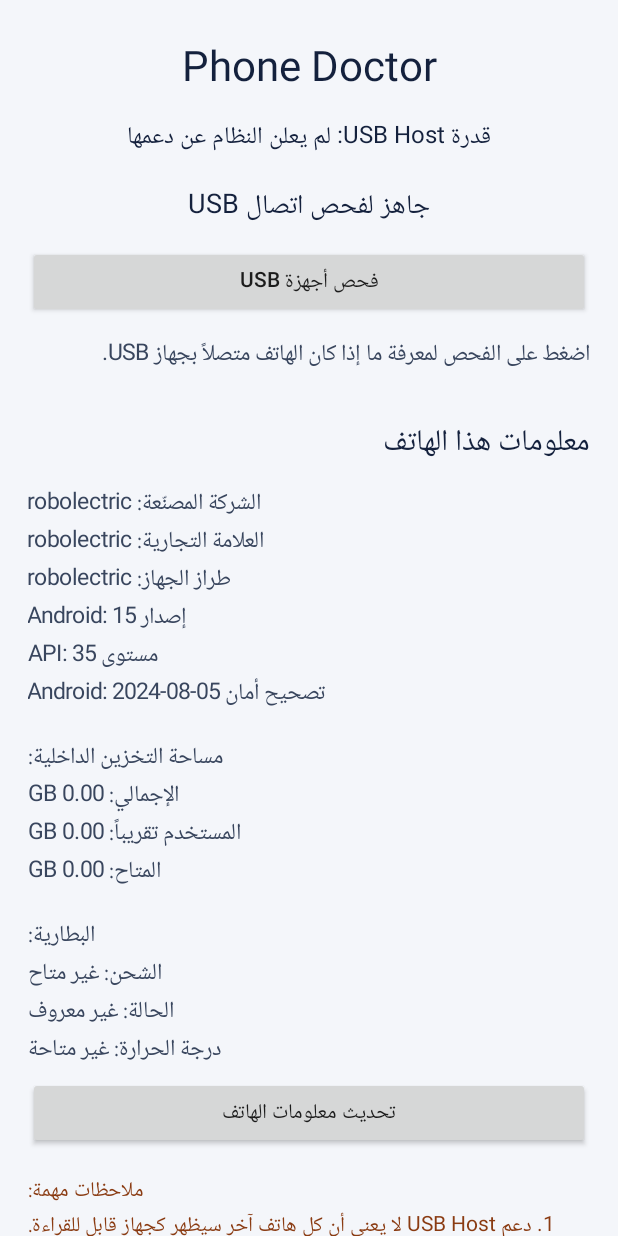
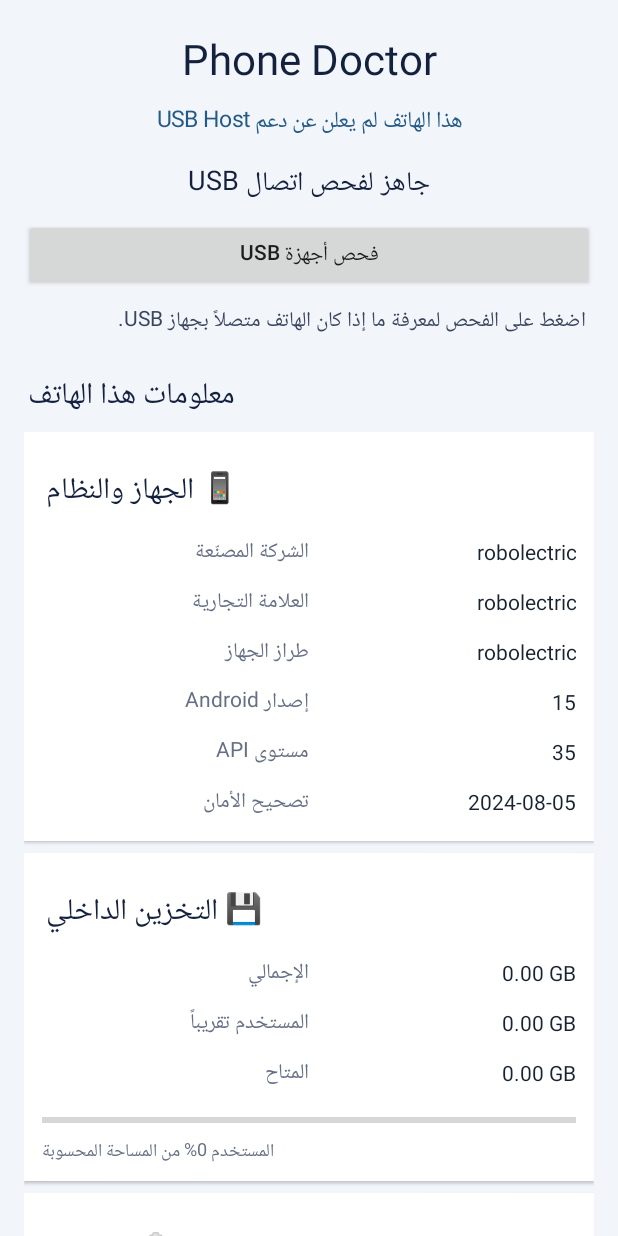
Before and after one commit to Salah1m/Phone-Doctor, an Android app: the screen it shows after launch (MainActivity), on a phone screen of 412 x 824 dp. Run offline under Robolectric (Android 15) with nearby library versions, the phone set to English and light mode, and no system bars.

Commit message:
Redesign diagnostics with clean info cards and indicators

```diff
--- a/app/src/main/java/com/phonedoctor/MainActivity.kt
+++ b/app/src/main/java/com/phonedoctor/MainActivity.kt
@@ -11,6 +11,7 @@ import android.view.Gravity
 import android.view.View
 import android.widget.Button
 import android.widget.LinearLayout
+import android.widget.ProgressBar
 import android.widget.ScrollView
 import android.widget.TextView
 import java.util.Locale
@@ -18,17 +19,16 @@ import java.util.Locale
 class MainActivity : Activity() {
     private lateinit var status: TextView
     private lateinit var details: TextView
-    private lateinit var capability: TextView
-    private lateinit var phoneInfo: TextView
+    private lateinit var phoneInfo: LinearLayout
 
     override fun onCreate(savedInstanceState: Bundle?) {
         super.onCreate(savedInstanceState)
 
         val root = LinearLayout(this).apply {
             orientation = LinearLayout.VERTICAL
-            setPadding(28, 36, 28, 28)
+            setPadding(24, 30, 24, 28)
             gravity = Gravity.CENTER_HORIZONTAL
-            setBackgroundColor(0xFFF4F6FA.toInt())
+            setBackgroundColor(0xFFF2F5FA.toInt())
         }
 
         val title = TextView(this).apply {
@@ -37,45 +37,35 @@ class MainActivity : Activity() {
             setTextColor(0xFF14213D.toInt())
             gravity = Gravity.CENTER
         }
-        capability = TextView(this).apply {
-            textSize = 16f
-            setPadding(0, 24, 0, 8)
-            setTextColor(0xFF14213D.toInt())
+        val capability = TextView(this).apply {
+            text = getUsbHostCapabilityText()
+            textSize = 15f
+            setPadding(0, 16, 0, 8)
+            setTextColor(0xFF245B86.toInt())
             gravity = Gravity.CENTER
-            text = getUsbHostCapabilityText()
         }
         status = TextView(this).apply {
             text = "جاهز لفحص اتصال USB"
             textSize = 18f
-            setPadding(0, 18, 0, 16)
+            setPadding(0, 12, 0, 12)
             setTextColor(0xFF14213D.toInt())
             gravity = Gravity.CENTER
         }
-
         val scanButton = Button(this).apply {
             text = "فحص أجهزة USB"
             setOnClickListener { scanUsbDevices() }
         }
-
         details = TextView(this).apply {
             text = "اضغط على الفحص لمعرفة ما إذا كان الهاتف متصلاً بجهاز USB."
-            textSize = 15f
+            textSize = 14f
             setTextColor(0xFF39465E.toInt())
-            setPadding(0, 18, 0, 20)
+            textDirection = View.TEXT_DIRECTION_RTL
+            setPadding(8, 12, 8, 12)
         }
 
-        val infoTitle = TextView(this).apply {
-            text = "معلومات هذا الهاتف"
-            textSize = 20f
-            setTextColor(0xFF14213D.toInt())
-            setPadding(0, 24, 0, 8)
-        }
-        phoneInfo = TextView(this).apply {
-            textDirection = View.TEXT_DIRECTION_RTL
-            textAlignment = View.TEXT_ALIGNMENT_VIEW_START
-            textSize = 15f
-            setTextColor(0xFF39465E.toInt())
-            setPadding(0, 8, 0, 8)
+        val infoTitle = sectionTitle("معلومات هذا الهاتف")
+        phoneInfo = LinearLayout(this).apply {
+            orientation = LinearLayout.VERTICAL
         }
         val refreshInfoButton = Button(this).apply {
             text = "تحديث معلومات الهاتف"
@@ -90,9 +80,9 @@ class MainActivity : Activity() {
                 "2. اكتشاف الهاتف لا يثبت سلامة اللوحة الأم.\n" +
                 "3. ظهور الجهاز لا يعني أن ملفاته أصبحت متاحة؛ ذلك يعتمد على وضع USB وموافقة الهاتف الآخر.\n" +
                 "4. لا يمكن للتطبيق تجاوز قفل الشاشة أو موافقات Android الأمنية."
-            textSize = 14f
+            textSize = 13f
             setTextColor(0xFF8A3B12.toInt())
-            setPadding(0, 24, 0, 0)
+            setPadding(8, 18, 8, 8)
         }
 
         root.addView(title)
@@ -109,20 +99,66 @@ class MainActivity : Activity() {
         showPhoneInfo()
     }
 
+    private fun sectionTitle(value: String): TextView = TextView(this).apply {
+        text = value
+        textSize = 20f
+        setTextColor(0xFF14213D.toInt())
+        gravity = Gravity.END
+        textDirection = View.TEXT_DIRECTION_RTL
+        setPadding(4, 20, 4, 10)
+    }
+
+    private fun makeCard(): LinearLayout = LinearLayout(this).apply {
+        orientation = LinearLayout.VERTICAL
+        setPadding(18, 14, 18, 14)
+        setBackgroundColor(0xFFFFFFFF.toInt())
+        elevation = 2f
+        layoutParams = LinearLayout.LayoutParams(
+            LinearLayout.LayoutParams.MATCH_PARENT,
+            LinearLayout.LayoutParams.WRAP_CONTENT
+        ).apply { bottomMargin = 12 }
+    }
+
+    private fun addInfoRow(card: LinearLayout, label: String, value: String) {
+        val row = LinearLayout(this).apply {
+            orientation = LinearLayout.HORIZONTAL
+            gravity = Gravity.CENTER_VERTICAL
+            setPadding(0, 7, 0, 7)
+        }
+        val labelView = TextView(this).apply {
+            text = label
+            textSize = 14f
+            setTextColor(0xFF667085.toInt())
+            textDirection = View.TEXT_DIRECTION_RTL
+        }
+        val valueView = TextView(this).apply {
+            text = value
+            textSize = 14f
+            setTextColor(0xFF182230.toInt())
+            gravity = Gravity.END
+            textAlignment = View.TEXT_ALIGNMENT_VIEW_END
+        }
+        row.addView(labelView, LinearLayout.LayoutParams(0, LinearLayout.LayoutParams.WRAP_CONTENT, 1f))
+        row.addView(valueView, LinearLayout.LayoutParams(0, LinearLayout.LayoutParams.WRAP_CONTENT, 1f))
+        card.addView(row)
+    }
+
     private fun getUsbHostCapabilityText(): String {
-        val supported = packageManager.hasSystemFeature(PackageManager.FEATURE_USB_HOST)
-        return if (supported) {
-            "قدرة USB Host: مدعومة على هذا الهاتف"
+        return if (packageManager.hasSystemFeature(PackageManager.FEATURE_USB_HOST)) {
+            "USB Host مدعوم على هذا الهاتف"
         } else {
-            "قدرة USB Host: لم يعلن النظام عن دعمها"
+            "هذا الهاتف لم يعلن عن دعم USB Host"
         }
     }
 
     private fun showPhoneInfo() {
+        phoneInfo.removeAllViews()
+
         val stat = StatFs(filesDir.absolutePath)
         val totalBytes = stat.totalBytes
         val availableBytes = stat.availableBytes
         val usedBytes = (totalBytes - availableBytes).coerceAtLeast(0L)
+        val usedPercent = if (totalBytes > 0) ((usedBytes * 100) / totalBytes).toInt().coerceIn(0, 100) else 0
 
         val battery = registerReceiver(null, android.content.IntentFilter(Intent.ACTION_BATTERY_CHANGED))
         val level = battery?.getIntExtra("level", -1) ?: -1
@@ -131,28 +167,56 @@ class MainActivity : Activity() {
         val temperature = battery?.getIntExtra("temperature", -1) ?: -1
         val chargingStatus = battery?.getIntExtra("status", -1) ?: -1
         val chargingText = when (chargingStatus) {
-            2, 5 -> "قيد الشحن أو متصل بالطاقة"
+            2, 5 -> "قيد الشحن"
             3 -> "غير مشحونة"
-            4 -> "لا يشحن حالياً"
+            4 -> "لا تشحن حالياً"
             else -> "غير معروف"
         }
         val tempText = if (temperature >= 0) String.format(Locale.getDefault(), "%.1f °C", temperature / 10f) else "غير متاحة"
 
-        phoneInfo.text =
-            "الشركة المصنّعة: ${Build.MANUFACTURER}\n" +
-            "العلامة التجارية: ${Build.BRAND}\n" +
-            "طراز الجهاز: ${Build.MODEL}\n" +
-            "إصدار Android: ${Build.VERSION.RELEASE}\n" +
-            "مستوى API: ${Build.VERSION.SDK_INT}\n" +
-            "تصحيح أمان Android: ${Build.VERSION.SECURITY_PATCH}\n\n" +
-            "مساحة التخزين الداخلية:\n" +
-            "الإجمالي: ${formatBytes(totalBytes)}\n" +
-            "المستخدم تقريباً: ${formatBytes(usedBytes)}\n" +
-            "المتاح: ${formatBytes(availableBytes)}\n\n" +
-            "البطارية:\n" +
-            "الشحن: ${if (batteryPercent >= 0) "$batteryPercent%" else "غير متاح"}\n" +
-            "الحالة: $chargingText\n" +
-            "درجة الحرارة: $tempText"
+        val deviceCard = makeCard()
+        deviceCard.addView(sectionTitle("📱 الجهاز والنظام"))
+        addInfoRow(deviceCard, "الشركة المصنّعة", Build.MANUFACTURER)
+        addInfoRow(deviceCard, "العلامة التجارية", Build.BRAND)
+        addInfoRow(deviceCard, "طراز الجهاز", Build.MODEL)
+        addInfoRow(deviceCard, "إصدار Android", Build.VERSION.RELEASE)
+        addInfoRow(deviceCard, "مستوى API", Build.VERSION.SDK_INT.toString())
+        addInfoRow(deviceCard, "تصحيح الأمان", Build.VERSION.SECURITY_PATCH)
+        phoneInfo.addView(deviceCard)
+
+        val storageCard = makeCard()
+        storageCard.addView(sectionTitle("💾 التخزين الداخلي"))
+        addInfoRow(storageCard, "الإجمالي", formatBytes(totalBytes))
+        addInfoRow(storageCard, "المستخدم تقريباً", formatBytes(usedBytes))
+        addInfoRow(storageCard, "المتاح", formatBytes(availableBytes))
+        val storageProgress = ProgressBar(this, null, android.R.attr.progressBarStyleHorizontal).apply {
+            max = 100
+            progress = usedPercent
+            setPadding(0, 10, 0, 4)
+        }
+        storageCard.addView(storageProgress)
+        val storageCaption = TextView(this).apply {
+            text = "المستخدم $usedPercent% من المساحة المحسوبة"
+            textSize = 12f
+            setTextColor(0xFF667085.toInt())
+            gravity = Gravity.END
+        }
+        storageCard.addView(storageCaption)
+        phoneInfo.addView(storageCard)
+
+        val batteryCard = makeCard()
+        batteryCard.addView(sectionTitle("🔋 البطارية"))
+        addInfoRow(batteryCard, "مستوى الشحن", if (batteryPercent >= 0) "$batteryPercent%" else "غير متاح")
+        addInfoRow(batteryCard, "الحالة", chargingText)
+        addInfoRow(batteryCard, "درجة الحرارة", tempText)
+        if (batteryPercent >= 0) {
+            batteryCard.addView(ProgressBar(this, null, android.R.attr.progressBarStyleHorizontal).apply {
+                max = 100
+                progress = batteryPercent
+                setPadding(0, 10, 0, 4)
+            })
+        }
+        phoneInfo.addView(batteryCard)
     }
 
     private fun formatBytes(bytes: Long): String {
```
